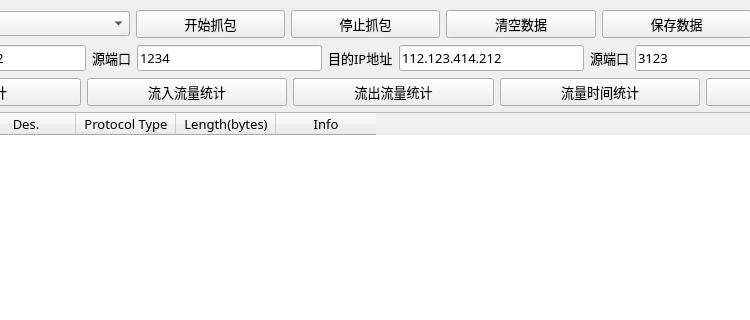
Above: MainWindow.ui from ShenTiao/PyNetSniffer before the change; both pictures show x 335 to 1085 and y 0 to 320 of the 1250 by 800 pixel window. Below: the same form after it.
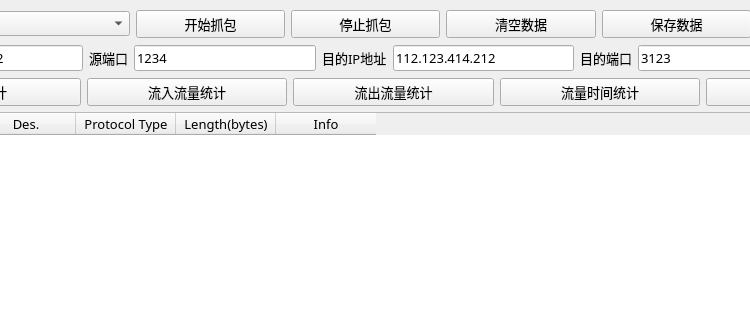
That is the form after the change.

Diff of the .ui file:
```diff
--- a/MainWindow.ui
+++ b/MainWindow.ui
@@ -38,7 +38,7 @@
    </size>
   </property>
   <widget class="QWidget" name="centralwidget">
-   <widget class="QWidget" name="">
+   <widget class="QWidget" name="layoutWidget">
     <property name="geometry">
      <rect>
       <x>10</x>
@@ -260,7 +260,7 @@
           </font>
          </property>
          <property name="text">
-          <string>源端口</string>
+          <string>目的端口</string>
          </property>
         </widget>
        </item>
```
Left out of the diff: 12 changed lines with no effect on the pictures.
